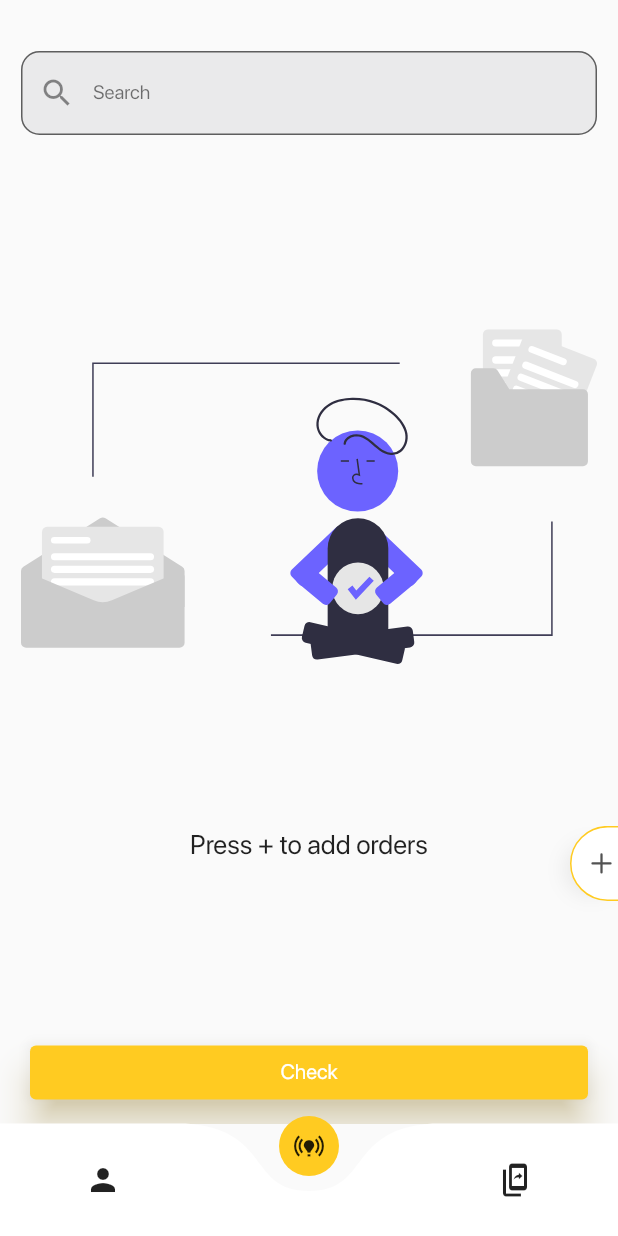
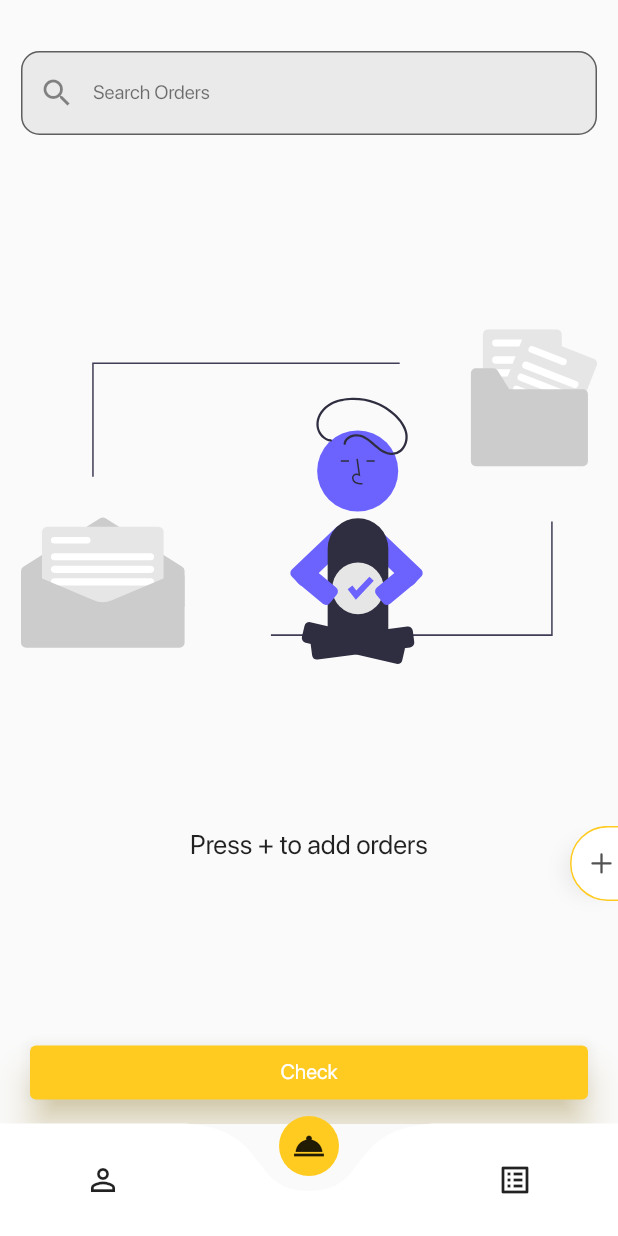
Before and after one commit to MuhammadTarek10/foodito-app, a Flutter app: the MainView screen opened by its route, swiped to page 3, on a phone screen of 412 x 824 dp. Run offline on Flutter 3.47's test engine with Material 2 defaults, Android fonts, the phone set to English and light mode, and no system bars; drawn by our look-alikes of curved_navigation_bar; our stand-ins replace dartz, dio, easy_localization, flutter_phoenix, flutter_riverpod, flutter_svg and 11 more; missing offline and left inert: dart:ffi, in_app_update; accounts and stored records are empty; generated files the repository leaves out were written again; network calls fail; project files that could hold a hidden picture were left out.

Commit message:
icons changed, food delete option changed

```diff
--- a/assets/translation/en-US.json
+++ b/assets/translation/en-US.json
@@ -30,7 +30,7 @@
   "internal_server_error": "Error with Server",
   "order": "Order",
   "name": "Name",
-  "search": "Search",
+  "search": "Search Orders",
   "add_order": "Press + to add orders",
   "person": "Person",
   "price": "Price",
--- a/lib/core/network/network_info.dart
+++ b/lib/core/network/network_info.dart
@@ -10,5 +10,6 @@ class NetworkInfoImp implements NetworkInfo {
   NetworkInfoImp(this._internetConnectionChecker);
 
   @override
+  // Future<bool> get isConnected => Future(() => true);
   Future<bool> get isConnected => _internetConnectionChecker.hasConnection;
 }
--- a/lib/features/home/offline/presentation/views/orders_view.dart
+++ b/lib/features/home/offline/presentation/views/orders_view.dart
@@ -321,11 +321,7 @@ class OrderController {
                     if (nameController.text.isEmpty ||
                         orderController.text.isEmpty ||
                         priceController.text.isEmpty ||
-                        payedController.text.isEmpty ||
-                        priceController.text.runes
-                            .any((element) => element < 48 || element > 57) ||
-                        payedController.text.runes
-                            .any((element) => element < 48 || element > 57)) {
+                        payedController.text.isEmpty) {
                       context.navigator.pop();
                       return context.snackBar(
                         message: AppStrings.invalidInputs.tr(),
--- a/lib/features/home/presentation/views/main/main_view.dart
+++ b/lib/features/home/presentation/views/main/main_view.dart
@@ -60,9 +60,9 @@ class CustomNavigationBar extends StatelessWidget {
       index: option.index,
       animationCurve: Curves.easeInOut,
       items: const [
-        Icon(Icons.person),
-        Icon(Icons.online_prediction),
-        Icon(Icons.offline_share),
+        Icon(Icons.person_outline),
+        Icon(Icons.room_service),
+        Icon(Icons.list_alt),
       ],
       onTap: (index) => ref
           .read(bottomNavigationProvider.notifier)
```
Also changed, not shown: lib/features/home/online/presentation/views/room/widgets/food_widget.dart (+22 -7 lines).
